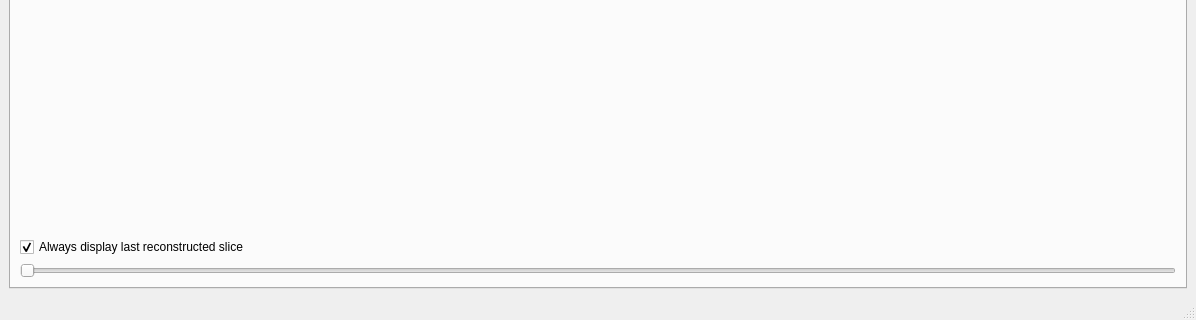
ornlneutronimaging/pyMBIR_UI, file src/pyMBIR_UI/ui/main_application.ui: the form before one commit; both pictures show x 0 to 1196 and y 546 to 866 of the 1196 by 866 pixel window.
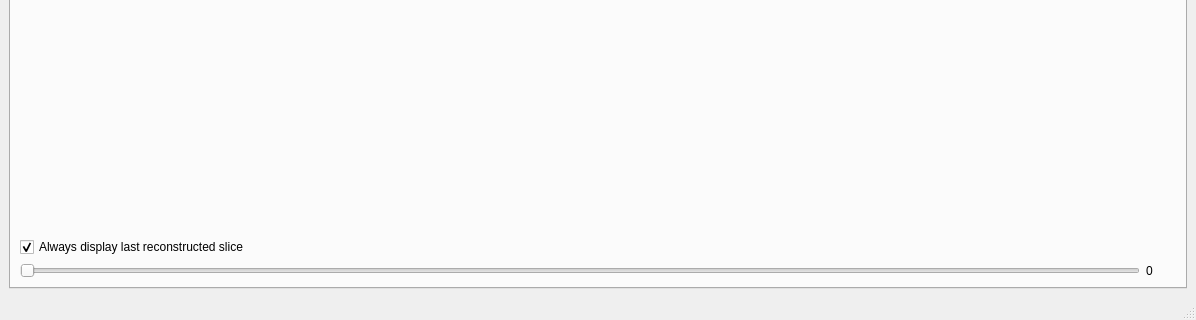
The form after the commit. Icons and pictures are not drawn.

Commit message: thread working great. this refs #24

Diff of the .ui file:
```diff
--- a/src/pyMBIR_UI/ui/main_application.ui
+++ b/src/pyMBIR_UI/ui/main_application.ui
@@ -1045,11 +1045,34 @@
          </widget>
         </item>
         <item>
-         <widget class="QSlider" name="output_horizontalSlider">
-          <property name="orientation">
-           <enum>Qt::Horizontal</enum>
-          </property>
-         </widget>
+         <layout class="QHBoxLayout" name="horizontalLayout_13">
+          <item>
+           <widget class="QSlider" name="output_horizontalSlider">
+            <property name="orientation">
+             <enum>Qt::Horizontal</enum>
+            </property>
+           </widget>
+          </item>
+          <item>
+           <widget class="QLabel" name="output_slider_label">
+            <property name="minimumSize">
+             <size>
+              <width>30</width>
+              <height>0</height>
+             </size>
+            </property>
+            <property name="maximumSize">
+             <size>
+              <width>30</width>
+              <height>16777215</height>
+             </size>
+            </property>
+            <property name="text">
+             <string>0</string>
+            </property>
+           </widget>
+          </item>
+         </layout>
         </item>
        </layout>
       </widget>
```
Left out of the diff: 75 changed lines with no effect on the pictures. The commit also changes 2 other files.
